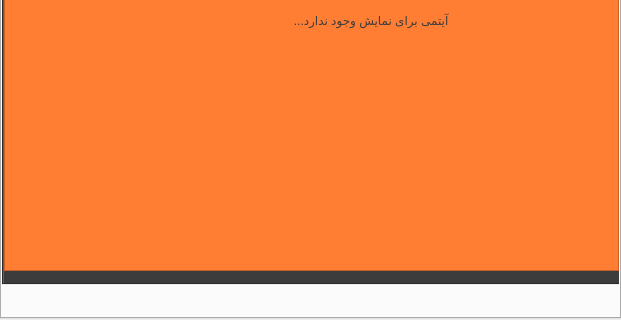
Before: the Qt Designer form FOOD/restaurantownermainpage.ui in pooratho/FOOD, drawn with Qt 5; both pictures show x 0 to 621 and y 342 to 662 of the 621 by 662 pixel window.
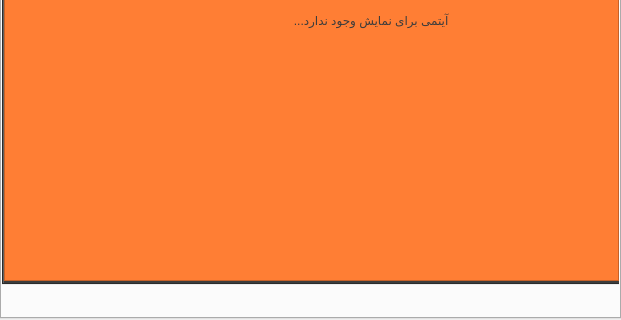
After: the same form once the commit is applied. The open tabs and pages were chosen to show the change. Icons and pictures are not drawn.

What changed in the file:
```diff
--- a/FOOD/restaurantownermainpage.ui
+++ b/FOOD/restaurantownermainpage.ui
@@ -389,7 +389,7 @@
          <x>0</x>
          <y>0</y>
          <width>615</width>
-         <height>481</height>
+         <height>491</height>
         </rect>
        </property>
        <property name="styleSheet">
```
Left out of the diff: 4 changed lines with no effect on the pictures.
